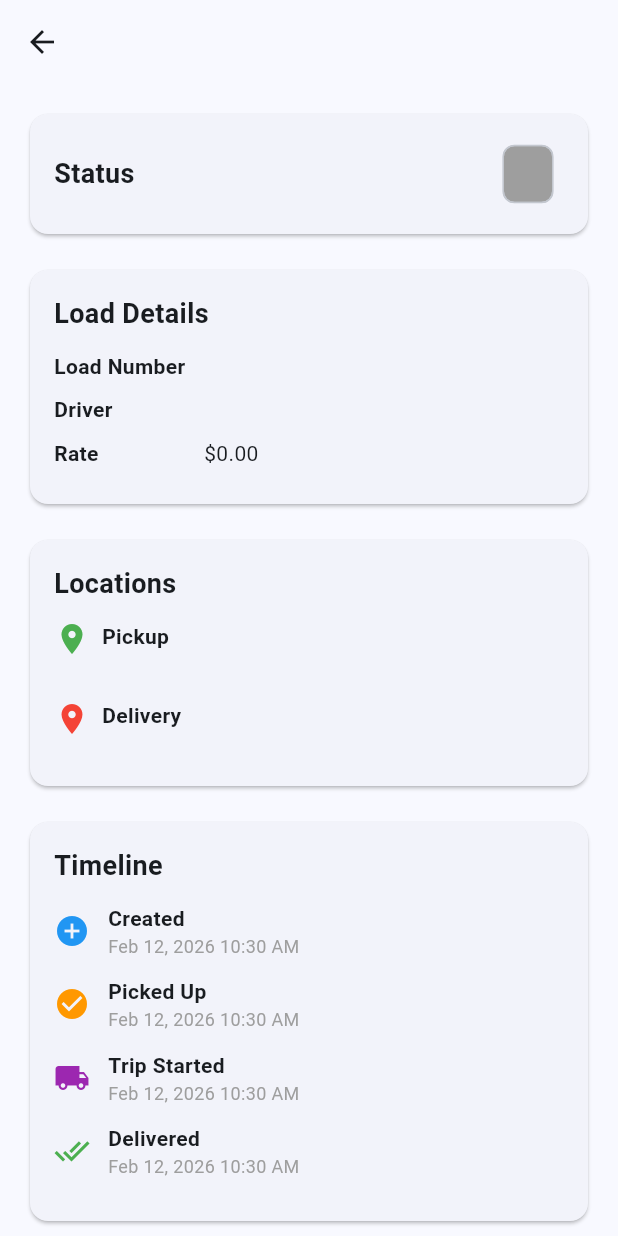
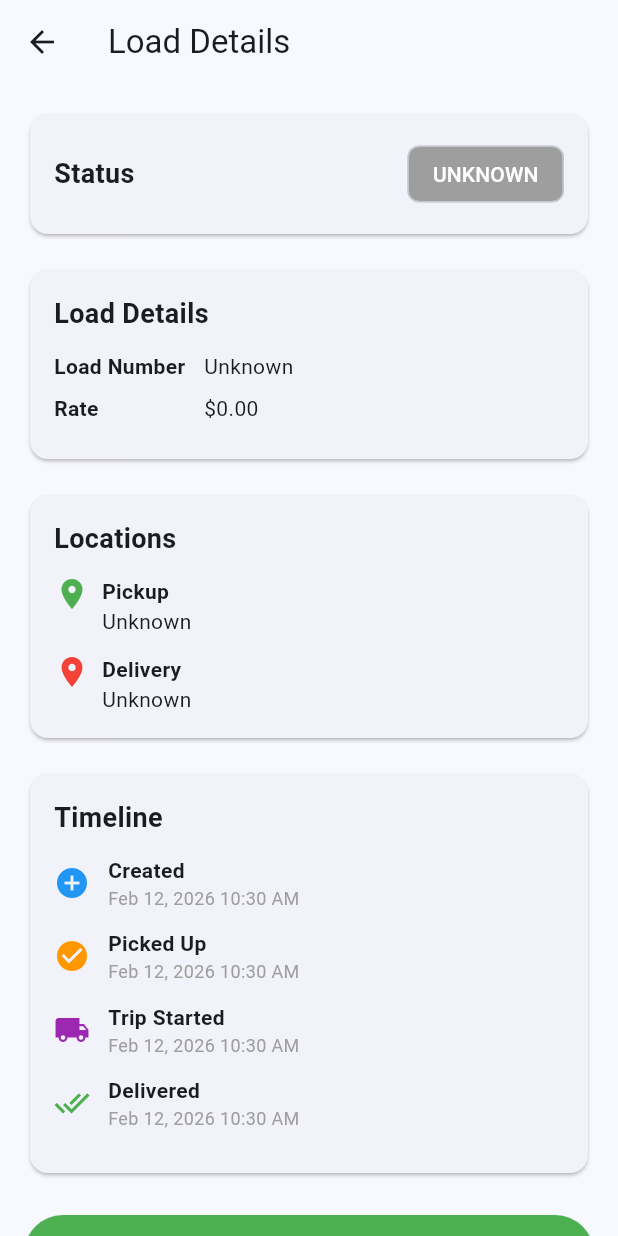
Before and after one commit to dukens11-create/gud, a Flutter app: the LoadDetailScreen screen opened directly with empty values, on a phone screen of 412 x 824 dp. Run offline on Flutter 3.47's test engine with Material 3 defaults, Android fonts, the phone set to English and light mode, and no system bars; our stand-ins replace cloud_firestore, csv, firebase_analytics, firebase_auth, firebase_core, firebase_crashlytics and 13 more; missing offline and left inert: firebase_app_check; accounts and stored records are empty.

Commit message:
Add defensive null checks to driver screens and improve error handling
Co-authored-by: dukens11-create <249652828+dukens11-create@users.noreply.github.com>

```diff
--- a/lib/screens/driver/driver_home.dart
+++ b/lib/screens/driver/driver_home.dart
@@ -965,7 +965,7 @@ class _DriverHomeState extends State<DriverHome> {
                     itemBuilder: (context, index) {
                       final load = loads[index];
                       return Semantics(
-                        label: 'Load ${load.loadNumber}, from ${load.pickupAddress} to ${load.deliveryAddress}, rate ${load.rate} dollars, status ${load.status}. Tap to view details.',
+                        label: 'Load ${load.loadNumber.isNotEmpty ? load.loadNumber : "Unknown"}, from ${load.pickupAddress.isNotEmpty ? load.pickupAddress : "Unknown"} to ${load.deliveryAddress.isNotEmpty ? load.deliveryAddress : "Unknown"}, rate ${load.rate} dollars, status ${load.status}. Tap to view details.',
                         button: true,
                         child: Card(
                           margin: const EdgeInsets.symmetric(horizontal: 16, vertical: 8),
@@ -994,15 +994,15 @@ class _DriverHomeState extends State<DriverHome> {
                                   ),
                                 ),
                                 title: Text(
-                                  load.loadNumber,
+                                  load.loadNumber.isNotEmpty ? load.loadNumber : 'Unknown Load',
                                   style: const TextStyle(fontWeight: FontWeight.bold),
                                 ),
                                 subtitle: Column(
                                   crossAxisAlignment: CrossAxisAlignment.start,
                                   children: [
                                     const SizedBox(height: 4),
-                                    Text('From: ${load.pickupAddress}'),
-                                    Text('To: ${load.deliveryAddress}'),
+                                    Text('From: ${load.pickupAddress.isNotEmpty ? load.pickupAddress : "Unknown"}'),
+                                    Text('To: ${load.deliveryAddress.isNotEmpty ? load.deliveryAddress : "Unknown"}'),
                                     const SizedBox(height: 4),
                                     Text(
                                       'Rate: \$${load.rate.toStringAsFixed(2)}',
@@ -1024,7 +1024,7 @@ class _DriverHomeState extends State<DriverHome> {
                                       borderRadius: BorderRadius.circular(12),
                                     ),
                                     child: Text(
-                                      load.status,
+                                      load.status.isNotEmpty ? load.status : 'unknown',
                                       style: const TextStyle(
                                         color: Colors.white,
                                         fontSize: 12,
--- a/lib/screens/driver/load_detail_screen.dart
+++ b/lib/screens/driver/load_detail_screen.dart
@@ -20,7 +20,7 @@ class LoadDetailScreen extends StatelessWidget {
 
     return Scaffold(
       appBar: AppBar(
-        title: Text(load.loadNumber),
+        title: Text(load.loadNumber.isNotEmpty ? load.loadNumber : 'Load Details'),
       ),
       body: SingleChildScrollView(
         padding: const EdgeInsets.all(16),
@@ -43,7 +43,7 @@ class LoadDetailScreen extends StatelessWidget {
                         ),
                         Chip(
                           label: Text(
-                            load.status.toUpperCase(),
+                            load.status.isNotEmpty ? load.status.toUpperCase() : 'UNKNOWN',
                             style: const TextStyle(color: Colors.white),
                           ),
                           backgroundColor: _getStatusColor(load.status),
@@ -68,8 +68,8 @@ class LoadDetailScreen extends StatelessWidget {
                       style: TextStyle(fontSize: 18, fontWeight: FontWeight.bold),
                     ),
                     const SizedBox(height: 12),
-                    _buildDetailRow('Load Number', load.loadNumber),
-                    if (load.driverName != null)
+                    _buildDetailRow('Load Number', load.loadNumber.isNotEmpty ? load.loadNumber : 'Unknown'),
+                    if (load.driverName != null && load.driverName!.isNotEmpty)
                       _buildDetailRow('Driver', load.driverName!),
                     _buildDetailRow('Rate', '\$${load.rate.toStringAsFixed(2)}'),
                     if (load.miles > 0)
@@ -107,7 +107,7 @@ class LoadDetailScreen extends StatelessWidget {
                                 'Pickup',
                                 style: TextStyle(fontWeight: FontWeight.bold),
                               ),
-                              Text(load.pickupAddress),
+                              Text(load.pickupAddress.isNotEmpty ? load.pickupAddress : 'Unknown'),
                             ],
                           ),
                         ),
@@ -127,7 +127,7 @@ class LoadDetailScreen extends StatelessWidget {
                                 'Delivery',
                                 style: TextStyle(fontWeight: FontWeight.bold),
                               ),
-                              Text(load.deliveryAddress),
+                              Text(load.deliveryAddress.isNotEmpty ? load.deliveryAddress : 'Unknown'),
                             ],
                           ),
                         ),
```
Also changed, not shown: lib/services/firestore_service.dart (+12 -8 lines).
